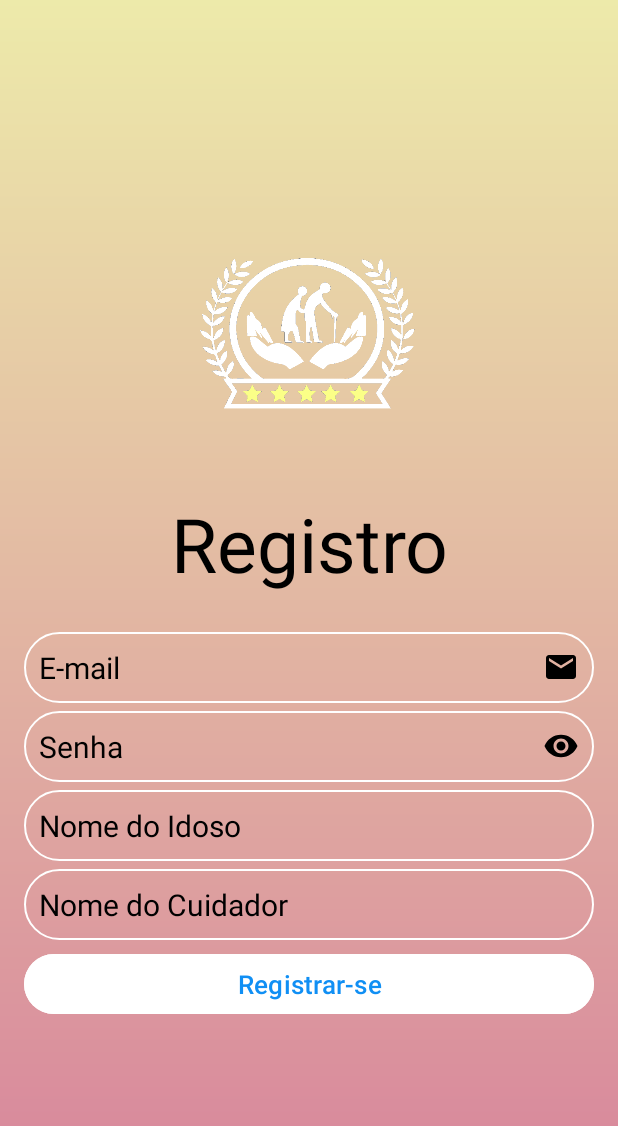
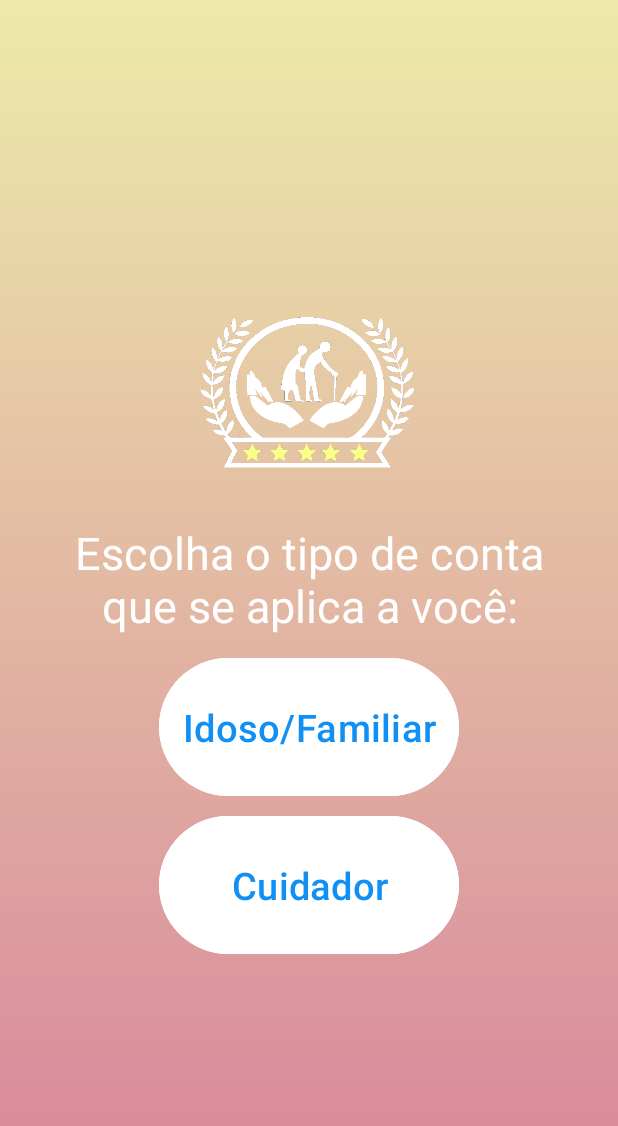
Before and after one commit to Bedablin/projetoquinta, an Android app: the screen it shows after launch (Registro before the commit, RegisChoice after it), after a tap on "Registrar-se", on a phone screen of 412 x 824 dp. Shown: the top 1126 px of the screen. Run offline under Robolectric (Android 15) with nearby library versions, the phone set to English and light mode, and no system bars; our stand-ins replace Firebase (no records; nobody signed in at launch, a user with empty details on screens opened directly).

Commit message:
adicionou um registro apenas para idosos e criou nova coleção na database

```diff
--- a/app/src/main/AndroidManifest.xml
+++ b/app/src/main/AndroidManifest.xml
@@ -13,6 +13,12 @@
         android:supportsRtl="true"
         android:theme="@style/Theme.Idosologin"
         tools:targetApi="31">
+        <activity
+            android:name=".Registro_help"
+            android:exported="false" />
+        <activity
+            android:name=".RegisChoice"
+            android:exported="false" />
         <activity
             android:name=".menuCuidador"
             android:exported="false" />
--- a/app/src/main/java/com/example/idosologin/MainActivity.kt
+++ b/app/src/main/java/com/example/idosologin/MainActivity.kt
@@ -62,7 +62,7 @@ class MainActivity : AppCompatActivity() {
 
         regisBtn.setOnClickListener {
             Log.d("Registro", "Botão de registro clicado")
-            val intent = Intent(this, Registro::class.java)
+            val intent = Intent(this, RegisChoice::class.java)
             startActivity(intent)
         }
 
--- /dev/null
+++ b/app/src/main/java/com/example/idosologin/RegisChoice.kt
@@ -0,0 +1,41 @@
+package com.example.idosologin
+
+import android.content.Intent
+import android.os.Bundle
+import android.widget.Button
+import android.widget.Toast
+import androidx.activity.enableEdgeToEdge
+import androidx.appcompat.app.AppCompatActivity
+import androidx.core.view.ViewCompat
+import androidx.core.view.WindowInsetsCompat
+import com.example.idosologin.databinding.ActivityRegistroBinding
+import com.google.firebase.Firebase
+import com.google.firebase.auth.FirebaseAuth
+import com.google.firebase.auth.UserProfileChangeRequest
+import com.google.firebase.firestore.firestore
+
+
+class RegisChoice : AppCompatActivity() {
+
+    private lateinit var oldButton: Button
+    private lateinit var helpButton: Button
+
+
+
+    override fun onCreate(savedInstanceState: Bundle?) {
+        super.onCreate(savedInstanceState)
+        enableEdgeToEdge()
+        setContentView(R.layout.activity_regis_choice)
+
+        oldButton = findViewById(R.id.old_btn)
+        helpButton = findViewById(R.id.helper_btn)
+
+        oldButton.setOnClickListener {
+            startActivity(Intent(this, Registro::class.java))
+        }
+
+        helpButton.setOnClickListener {
+            startActivity(Intent(this, menuCuidador::class.java))
+        }
+    }
+}
--- /dev/null
+++ b/app/src/main/res/layout/activity_regis_choice.xml
@@ -0,0 +1,66 @@
+<?xml version="1.0" encoding="utf-8"?>
+<RelativeLayout xmlns:android="http://schemas.android.com/apk/res/android"
+    xmlns:app="http://schemas.android.com/apk/res-auto"
+    xmlns:tools="http://schemas.android.com/tools"
+    android:id="@+id/main"
+    android:layout_width="match_parent"
+    android:layout_height="match_parent"
+    android:background="@drawable/login_background"
+    android:gravity="center"
+    android:padding="16dp"
+    tools:context=".MainActivity">
+
+    <LinearLayout
+        android:layout_width="395dp"
+        android:layout_height="715dp"
+        android:gravity="center"
+        android:orientation="vertical">
+
+
+        <ImageView
+            android:layout_width="160dp"
+            android:layout_height="160dp"
+            android:src="@drawable/oldmanlogo" />
+
+
+        <TextView
+            android:layout_width="match_parent"
+            android:layout_height="wrap_content"
+            android:layout_marginTop="0dp"
+            android:gravity="center"
+            android:hint="Escolha o tipo de conta que se aplica a você:"
+            android:padding="5dp"
+            android:textColor="@color/white"
+            android:textColorHint="@color/white"
+            android:textSize="30sp" />
+
+
+
+        <Button
+            android:id="@+id/old_btn"
+            android:layout_width="200dp"
+            android:layout_height="100dp"
+            android:layout_marginTop="5dp"
+            android:backgroundTint="@color/white"
+            android:padding="5dp"
+            android:text="Idoso/Familiar"
+            android:textColor="#108FF4"
+            android:textSize="25sp" />
+
+        <Button
+            android:id="@+id/helper_btn"
+            android:layout_width="200dp"
+            android:layout_height="100dp"
+            android:layout_marginTop="5dp"
+            android:backgroundTint="@color/white"
+            android:padding="5dp"
+            android:text="Cuidador"
+            android:textColor="#108FF4"
+            android:textSize="25sp" />
+
+    </LinearLayout>
+
+
+
+
+</RelativeLayout>
```
Also changed, not shown: app/src/main/java/com/example/idosologin/Registro.kt (+9 -7 lines), app/src/main/java/com/example/idosologin/Registro_help.kt (added, +20 -0 lines), app/src/main/res/layout/activity_registro.xml (+17 -3 lines), app/src/main/res/layout/activity_registro_help.xml (added, +10 -0 lines).
